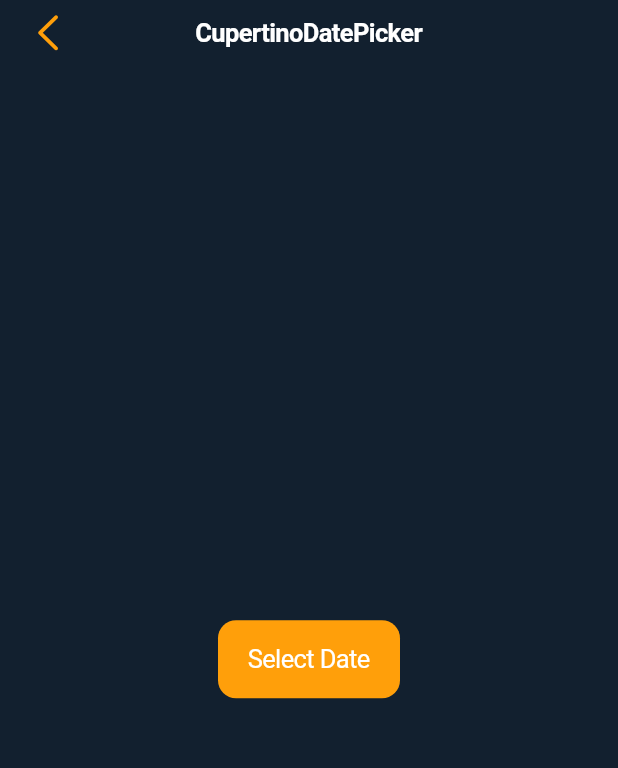
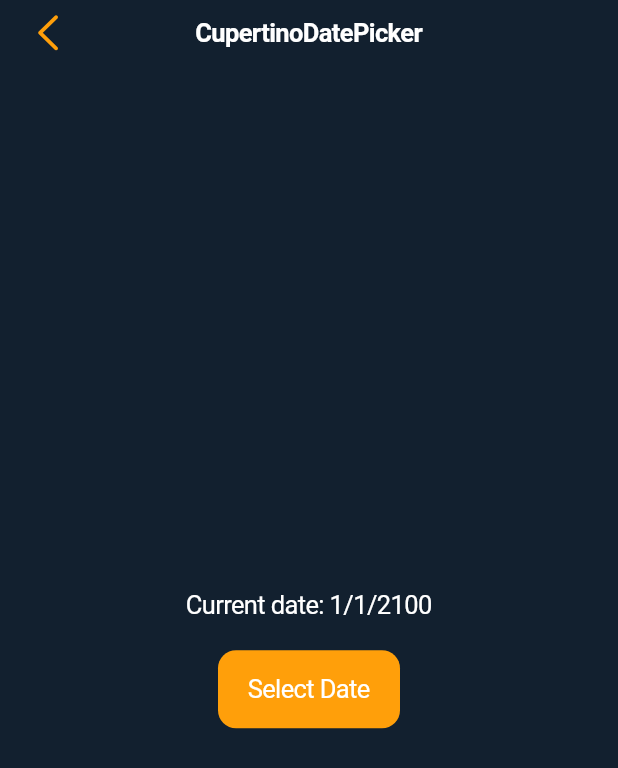
Before and after one commit to prostakov/flutter-testing, a Flutter app: the Cupertino07DatePickerScreen screen opened by its route, on a phone screen of 412 x 824 dp. Shown: the top 768 px of the screen. Run offline on Flutter 3.47's test engine with Material 2 defaults, Android fonts, the phone set to English and light mode, and no system bars; our stand-ins replace carousel_slider, flutter_bloc, flutter_phoenix, flutter_rating_bar, google_maps_flutter, image_picker and 4 more; missing offline and left inert: devicelocale, grouped_buttons; accounts and stored records are empty.

Commit message:
Minor commit

```diff
--- a/cupertino_test/lib/screens/cupertino07DatePickerScreen.dart
+++ b/cupertino_test/lib/screens/cupertino07DatePickerScreen.dart
@@ -15,7 +15,12 @@ class _Cupertino07DatePickerScreenState extends State<Cupertino07DatePickerScree
     return CupertinoPageScaffold(
       navigationBar: DefaultHeader(title: 'CupertinoDatePicker'),
       child: Center(
-        child: CupertinoButton.filled(
+        child: Column(
+          mainAxisAlignment: MainAxisAlignment.center,
+          children: [
+            Text('Current date: ${dateTime.day}/${dateTime.month}/${dateTime.year}'),
+            SizedBox(height: 20),
+            CupertinoButton.filled(
               child: Text('Select Date'),
               onPressed: () {
                 showCupertinoModalPopup<void>(
@@ -34,6 +39,8 @@ class _Cupertino07DatePickerScreenState extends State<Cupertino07DatePickerScree
                 );
               },
             ),
+          ],
+        ),
       ),
     );
   }
```
Lines whose indentation alone changed are shown as unchanged.
